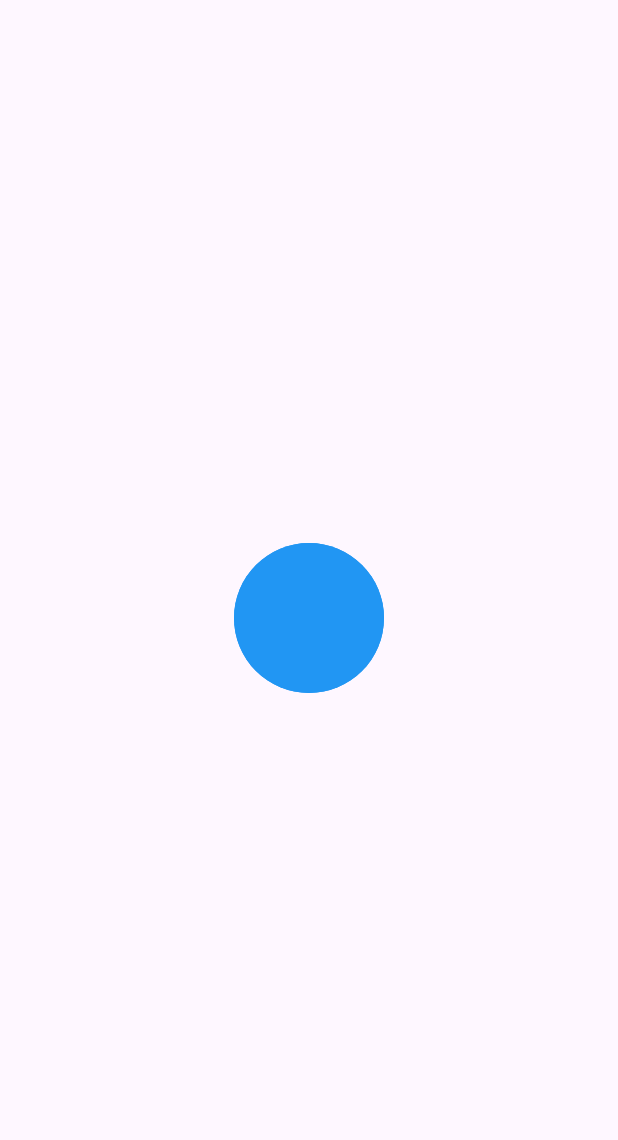
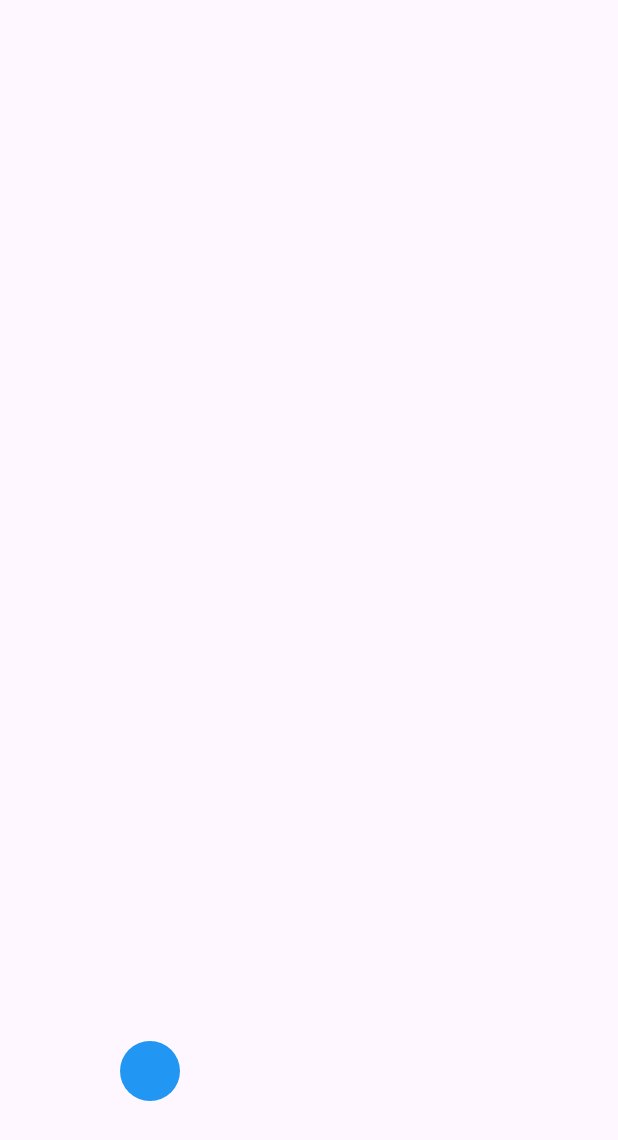
Before and after one commit to nabilmersni/Flutter_Animations, a Flutter app: the screen it shows after launch, on a phone screen of 412 x 824 dp. Shown: the top 1140 px of the screen. Run offline on Flutter 3.47's test engine with Material 3 defaults, Android fonts, the phone set to English and light mode, and no system bars.

Commit message:
Animate a custom Painter

```diff
--- a/lib/custom_painter_example/bouncing_ball_animation.dart
+++ b/lib/custom_painter_example/bouncing_ball_animation.dart
@@ -7,7 +7,35 @@ class BouncingBallAnimation extends StatefulWidget {
   State<BouncingBallAnimation> createState() => _BouncingBallAnimationState();
 }
 
-class _BouncingBallAnimationState extends State<BouncingBallAnimation> {
+class _BouncingBallAnimationState extends State<BouncingBallAnimation>
+    with SingleTickerProviderStateMixin {
+  late AnimationController controller;
+  late Animation<double> animation;
+
+  @override
+  void initState() {
+    super.initState();
+    controller = AnimationController(
+      vsync: this,
+      duration: const Duration(milliseconds: 1000),
+    );
+    animation = Tween<double>(begin: 0.1, end: 1).animate(controller);
+
+    controller.forward();
+
+    animation.addListener(
+      () {
+        if (animation.isCompleted) {
+          controller.reverse();
+        }
+
+        if (!animation.isAnimating) {
+          controller.forward();
+        }
+      },
+    );
+  }
+
   @override
   Widget build(BuildContext context) {
     return Scaffold(
@@ -15,10 +43,36 @@ class _BouncingBallAnimationState extends State<BouncingBallAnimation> {
         child: Column(
           mainAxisAlignment: MainAxisAlignment.end,
           children: [
-            // Need Ball
+            AnimatedBuilder(
+                animation: animation,
+                builder: (context, child) {
+                  return CustomPaint(
+                    size: const Size(200, 200),
+                    painter: BouncingBallPainter(animation: animation.value),
+                  );
+                })
           ],
         ),
       ),
     );
   }
 }
+
+class BouncingBallPainter extends CustomPainter {
+  final double animation;
+
+  BouncingBallPainter({super.repaint, required this.animation});
+  @override
+  void paint(Canvas canvas, Size size) {
+    canvas.drawCircle(
+      Offset(size.width / 2, size.height - (size.height * animation)),
+      20,
+      Paint()..color = Colors.blue,
+    );
+  }
+
+  @override
+  bool shouldRepaint(covariant CustomPainter oldDelegate) {
+    return true;
+  }
+}
--- a/lib/main.dart
+++ b/lib/main.dart
@@ -1,4 +1,4 @@
-import 'package:animation_starter_code/page_route_builder_animation/splash_animation.dart';
+import 'package:animation_starter_code/custom_painter_example/bouncing_ball_animation.dart';
 import 'package:flutter/material.dart';
 
 void main() {
@@ -17,7 +17,7 @@ class MyApp extends StatelessWidget {
         colorScheme: ColorScheme.fromSeed(seedColor: Colors.deepPurple),
         useMaterial3: true,
       ),
-      home: const SplashAnimation(),
+      home: const BouncingBallAnimation(),
     );
   }
 }
```
